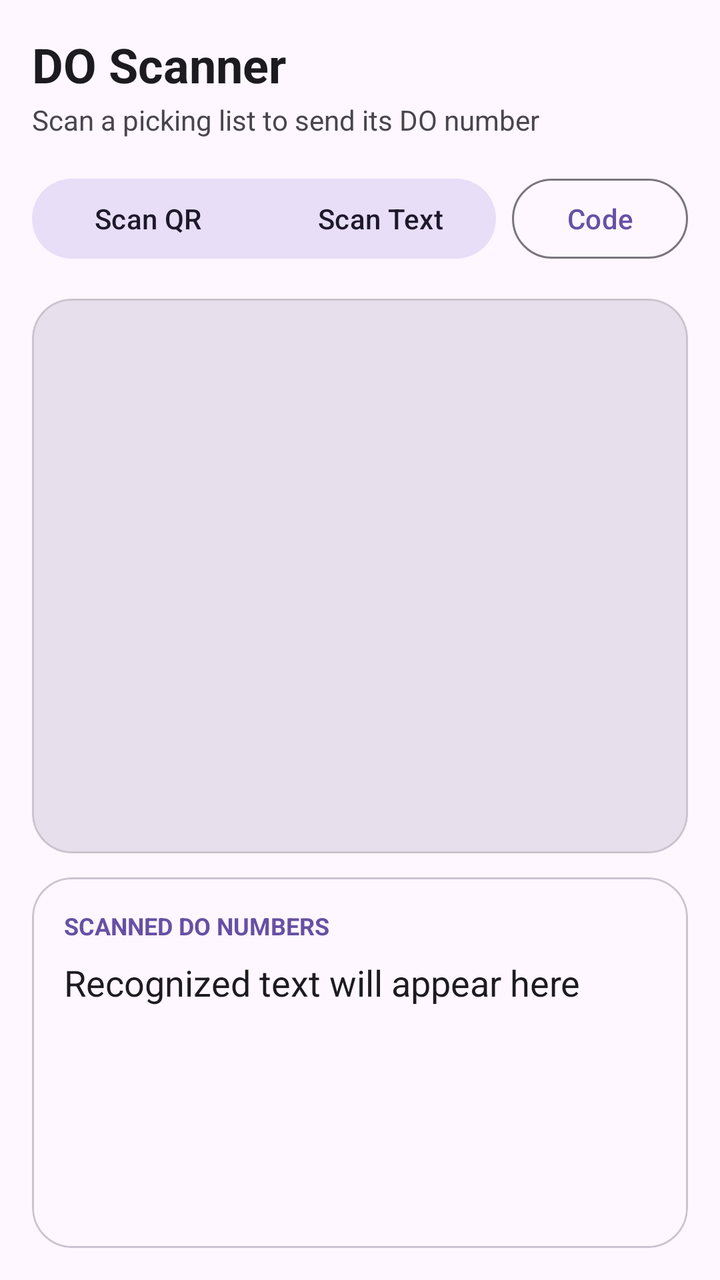
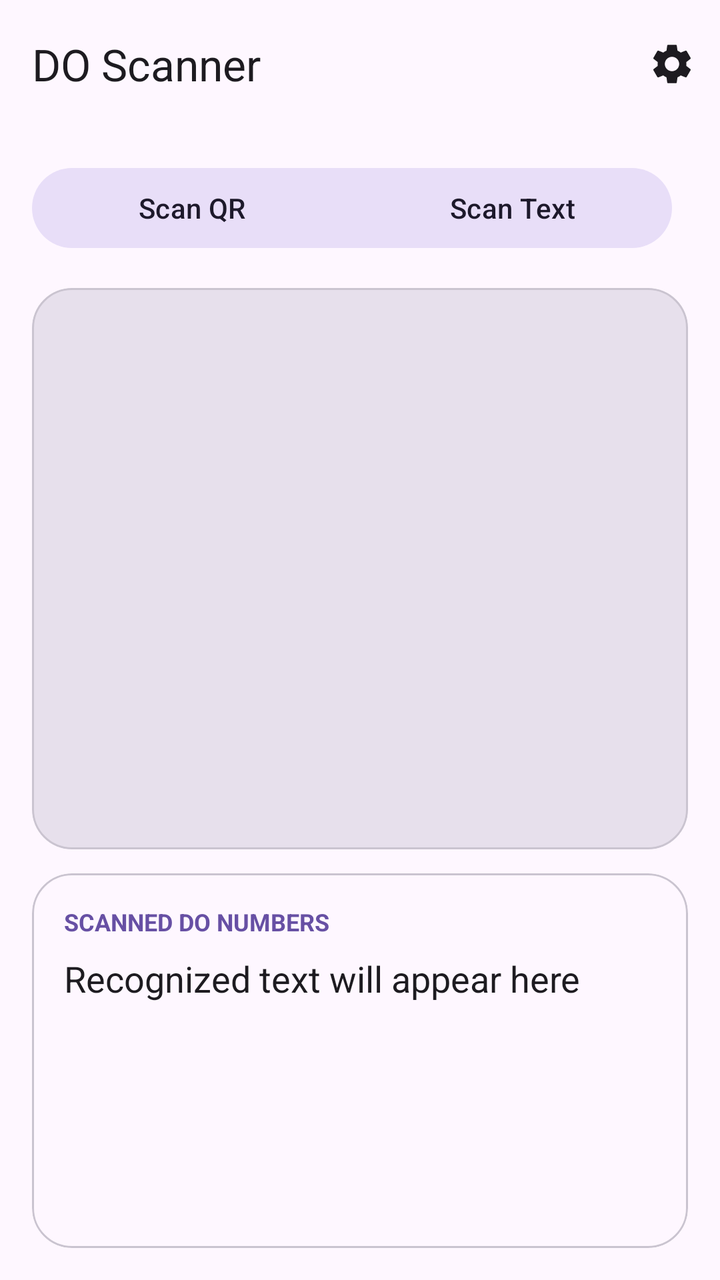

Screens rendered from an Android XML layout before and after an edit, with the pre-edit source and the edit as a unified diff.
<!-- AndroidManifest.xml: application theme Theme.OcrDemo -->
<!-- res/layout/activity_main.xml -->
<?xml version="1.0" encoding="utf-8"?>
<LinearLayout xmlns:android="http://schemas.android.com/apk/res/android"
    xmlns:app="http://schemas.android.com/apk/res-auto"
    android:layout_width="match_parent"
    android:layout_height="match_parent"
    android:background="?attr/colorSurface"
    android:fitsSystemWindows="true"
    android:orientation="vertical"
    android:padding="16dp">

    
    <TextView
        android:layout_width="match_parent"
        android:layout_height="wrap_content"
        android:text="DO Scanner"
        android:textColor="?attr/colorOnSurface"
        android:textSize="24sp"
        android:textStyle="bold" />

    <TextView
        android:layout_width="match_parent"
        android:layout_height="wrap_content"
        android:layout_marginTop="2dp"
        android:text="Scan a picking list to send its DO number"
        android:textColor="?attr/colorOnSurfaceVariant"
        android:textSize="14sp" />

    
    <LinearLayout
        android:layout_width="match_parent"
        android:layout_height="wrap_content"
        android:layout_marginTop="16dp"
        android:orientation="horizontal">

        <com.google.android.material.button.MaterialButtonToggleGroup
            android:id="@+id/toggleCamera"
            android:layout_width="0dp"
            android:layout_height="wrap_content"
            android:layout_marginEnd="8dp"
            android:layout_weight="1"
            app:selectionRequired="false"
            app:singleSelection="true">

            <com.google.android.material.button.MaterialButton
                android:id="@+id/btnCameraQR"
                style="@style/Widget.Material3.Button.TonalButton"
                android:layout_width="0dp"
                android:layout_height="wrap_content"
                android:layout_weight="1"
                android:checkable="true"
                android:maxLines="1"
                android:text="Scan QR"
                android:textColor="@color/btn_toggle_text"
                app:backgroundTint="@color/btn_toggle_bg" />

            <com.google.android.material.button.MaterialButton
                android:id="@+id/btnCameraText"
                style="@style/Widget.Material3.Button.TonalButton"
                android:layout_width="0dp"
                android:layout_height="wrap_content"
                android:layout_weight="1"
                android:checkable="true"
                android:maxLines="1"
                android:text="Scan Text"
                android:textColor="@color/btn_toggle_text"
                app:backgroundTint="@color/btn_toggle_bg" />

            
            
            
            
            
            
            
            
            

        </com.google.android.material.button.MaterialButtonToggleGroup>

        <com.google.android.material.button.MaterialButton
            android:id="@+id/btnCode"
            style="?attr/materialButtonOutlinedStyle"
            android:layout_width="wrap_content"
            android:layout_height="wrap_content"
            android:maxLines="1"
            android:text="Code" />
    </LinearLayout>

    
    <com.google.android.material.card.MaterialCardView
        style="?attr/materialCardViewOutlinedStyle"
        android:layout_width="match_parent"
        android:layout_height="0dp"
        android:layout_marginTop="16dp"
        android:layout_weight="3"
        app:cardCornerRadius="20dp"
        app:cardElevation="0dp">

        <FrameLayout
            android:layout_width="match_parent"
            android:layout_height="match_parent"
            android:background="?attr/colorSurfaceVariant">

            <ImageView
                android:id="@+id/imageView"
                android:layout_width="match_parent"
                android:layout_height="match_parent"
                android:contentDescription="Picked image"
                android:scaleType="fitCenter" />

            <androidx.camera.view.PreviewView
                android:id="@+id/previewView"
                android:layout_width="match_parent"
                android:layout_height="match_parent"
                android:visibility="gone" />
        </FrameLayout>
    </com.google.android.material.card.MaterialCardView>

    
    <com.google.android.material.card.MaterialCardView
        style="?attr/materialCardViewOutlinedStyle"
        android:layout_width="match_parent"
        android:layout_height="0dp"
        android:layout_marginTop="12dp"
        android:layout_weight="2"
        app:cardCornerRadius="20dp"
        app:cardElevation="0dp">

        <LinearLayout
            android:layout_width="match_parent"
            android:layout_height="match_parent"
            android:orientation="vertical"
            android:padding="16dp">

            <TextView
                android:layout_width="wrap_content"
                android:layout_height="wrap_content"
                android:text="SCANNED DO NUMBERS"
                android:textColor="?attr/colorPrimary"
                android:textSize="12sp"
                android:textStyle="bold" />

            <ScrollView
                android:layout_width="match_parent"
                android:layout_height="0dp"
                android:layout_marginTop="8dp"
                android:layout_weight="1">

                <TextView
                    android:id="@+id/tvResult"
                    android:layout_width="match_parent"
                    android:layout_height="wrap_content"
                    android:lineSpacingExtra="4dp"
                    android:text="Recognized text will appear here"
                    android:textColor="?attr/colorOnSurface"
                    android:textIsSelectable="true"
                    android:textSize="18sp" />
            </ScrollView>
        </LinearLayout>
    </com.google.android.material.card.MaterialCardView>
</LinearLayout>
<!-- resources referenced by this layout -->
<resources>
  <style name="Theme.OcrDemo" parent="Base.Theme.OcrDemo" />
  <style name="Base.Theme.OcrDemo" parent="Theme.Material3.DayNight.NoActionBar">
          
          
      </style>
</resources>

<!-- the commit's change to res/layout/activity_main.xml (unified diff, before → after) -->
@@ -5,157 +5,145 @@
     android:layout_height="match_parent"
     android:background="?attr/colorSurface"
     android:fitsSystemWindows="true"
-    android:orientation="vertical"
-    android:padding="16dp">
+    android:orientation="vertical">
 
     
-    <TextView
+    <com.google.android.material.appbar.AppBarLayout
         android:layout_width="match_parent"
         android:layout_height="wrap_content"
-        android:text="DO Scanner"
-        android:textColor="?attr/colorOnSurface"
-        android:textSize="24sp"
-        android:textStyle="bold" />
+        android:background="?attr/colorSurface">
 
-    <TextView
-        android:layout_width="match_parent"
-        android:layout_height="wrap_content"
-        android:layout_marginTop="2dp"
-        android:text="Scan a picking list to send its DO number"
-        android:textColor="?attr/colorOnSurfaceVariant"
-        android:textSize="14sp" />
+        <com.google.android.material.appbar.MaterialToolbar
+            android:id="@+id/topAppBar"
+            android:layout_width="match_parent"
+            android:layout_height="64dp"
+            android:background="?attr/colorSurface"
+            android:theme="@style/ThemeOverlay.Material3.Dark.ActionBar"
+            app:menu="@menu/main_menu"
+            app:title="DO Scanner"
+            app:titleTextColor="?attr/colorOnSurface" />
+    </com.google.android.material.appbar.AppBarLayout>
 
     
     <LinearLayout
         android:layout_width="match_parent"
-        android:layout_height="wrap_content"
-        android:layout_marginTop="16dp"
-        android:orientation="horizontal">
+        android:layout_height="0dp"
+        android:layout_weight="1"
+        android:orientation="vertical"
+        android:padding="16dp">
 
-        <com.google.android.material.button.MaterialButtonToggleGroup
-            android:id="@+id/toggleCamera"
-            android:layout_width="0dp"
+        
+        <LinearLayout
+            android:layout_width="match_parent"
             android:layout_height="wrap_content"
-            android:layout_marginEnd="8dp"
-            android:layout_weight="1"
-            app:selectionRequired="false"
-            app:singleSelection="true">
+            android:orientation="horizontal">
 
-            <com.google.android.material.button.MaterialButton
-                android:id="@+id/btnCameraQR"
-                style="@style/Widget.Material3.Button.TonalButton"
+            <com.google.android.material.button.MaterialButtonToggleGroup
+                android:id="@+id/toggleCamera"
                 android:layout_width="0dp"
                 android:layout_height="wrap_content"
+                android:layout_marginEnd="8dp"
                 android:layout_weight="1"
-                android:checkable="true"
-                android:maxLines="1"
-                android:text="Scan QR"
-                android:textColor="@color/btn_toggle_text"
-                app:backgroundTint="@color/btn_toggle_bg" />
+                app:selectionRequired="false"
+                app:singleSelection="true">
 
-            <com.google.android.material.button.MaterialButton
-                android:id="@+id/btnCameraText"
-                style="@style/Widget.Material3.Button.TonalButton"
-                android:layout_width="0dp"
-                android:layout_height="wrap_content"
-                android:layout_weight="1"
-                android:checkable="true"
-                android:maxLines="1"
-                android:text="Scan Text"
-                android:textColor="@color/btn_toggle_text"
-                app:backgroundTint="@color/btn_toggle_bg" />
+                <com.google.android.material.button.MaterialButton
+                    android:id="@+id/btnCameraQR"
+                    style="@style/Widget.Material3.Button.TonalButton"
+                    android:layout_width="0dp"
+                    android:layout_height="wrap_content"
+                    android:layout_weight="1"
+                    android:checkable="true"
+                    android:maxLines="1"
+                    android:text="Scan QR"
+                    android:textColor="@color/btn_toggle_text"
+                    app:backgroundTint="@color/btn_toggle_bg" />
 
-            
-            
-            
-            
-            
-            
-            
-            
-            
+                <com.google.android.material.button.MaterialButton
+                    android:id="@+id/btnCameraText"
+                    style="@style/Widget.Material3.Button.TonalButton"
+                    android:layout_width="0dp"
+                    android:layout_height="wrap_content"
+                    android:layout_weight="1"
+                    android:checkable="true"
+                    android:maxLines="1"
+                    android:text="Scan Text"
+                    android:textColor="@color/btn_toggle_text"
+                    app:backgroundTint="@color/btn_toggle_bg" />
+            </com.google.android.material.button.MaterialButtonToggleGroup>
+        </LinearLayout>
 
-        </com.google.android.material.button.MaterialButtonToggleGroup>
+        
+        <com.google.android.material.card.MaterialCardView
+            style="?attr/materialCardViewOutlinedStyle"
+            android:layout_width="match_parent"
+            android:layout_height="0dp"
+            android:layout_marginTop="16dp"
+            android:layout_weight="3"
+            app:cardCornerRadius="20dp"
+            app:cardElevation="0dp">
 
-        <com.google.android.material.button.MaterialButton
-            android:id="@+id/btnCode"
-            style="?attr/materialButtonOutlinedStyle"
-            android:layout_width="wrap_content"
-            android:layout_height="wrap_content"
-            android:maxLines="1"
-            android:text="Code" />
-    </LinearLayout>
-
-    
-    <com.google.android.material.card.MaterialCardView
-        style="?attr/materialCardViewOutlinedStyle"
-        android:layout_width="match_parent"
-        android:layout_height="0dp"
-        android:layout_marginTop="16dp"
-        android:layout_weight="3"
-        app:cardCornerRadius="20dp"
-        app:cardElevation="0dp">
-
-        <FrameLayout
-            android:layout_width="match_parent"
-            android:layout_height="match_parent"
-            android:background="?attr/colorSurfaceVariant">
-
-            <ImageView
-                android:id="@+id/imageView"
+            <FrameLayout
                 android:layout_width="match_parent"
                 android:layout_height="match_parent"
-                android:contentDescription="Picked image"
-                android:scaleType="fitCenter" />
+                android:background="?attr/colorSurfaceVariant">
 
-            <androidx.camera.view.PreviewView
-                android:id="@+id/previewView"
+                <ImageView
+                    android:id="@+id/imageView"
+                    android:layout_width="match_parent"
+                    android:layout_height="match_parent"
+                    android:contentDescription="Picked image"
+                    android:scaleType="fitCenter" />
+
+                <androidx.camera.view.PreviewView
+                    android:id="@+id/previewView"
+                    android:layout_width="match_parent"
+                    android:layout_height="match_parent"
+                    android:visibility="gone" />
+            </FrameLayout>
+        </com.google.android.material.card.MaterialCardView>
+
+        
+        <com.google.android.material.card.MaterialCardView
+            style="?attr/materialCardViewOutlinedStyle"
+            android:layout_width="match_parent"
+            android:layout_height="0dp"
+            android:layout_marginTop="12dp"
+            android:layout_weight="2"
+            app:cardCornerRadius="20dp"
+            app:cardElevation="0dp">
+
+            <LinearLayout
                 android:layout_width="match_parent"
                 android:layout_height="match_parent"
-                android:visibility="gone" />
-        </FrameLayout>
-    </com.google.android.material.card.MaterialCardView>
-
-    
-    <com.google.android.material.card.MaterialCardView
-        style="?attr/materialCardViewOutlinedStyle"
-        android:layout_width="match_parent"
-        android:layout_height="0dp"
-        android:layout_marginTop="12dp"
-        android:layout_weight="2"
-        app:cardCornerRadius="20dp"
-        app:cardElevation="0dp">
-
-        <LinearLayout
-            android:layout_width="match_parent"
-            android:layout_height="match_parent"
-            android:orientation="vertical"
-            android:padding="16dp">
-
-            <TextView
-                android:layout_width="wrap_content"
-                android:layout_height="wrap_content"
-                android:text="SCANNED DO NUMBERS"
-                android:textColor="?attr/colorPrimary"
-                android:textSize="12sp"
-                android:textStyle="bold" />
-
-            <ScrollView
-                android:layout_width="match_parent"
-                android:layout_height="0dp"
-                android:layout_marginTop="8dp"
-                android:layout_weight="1">
+                android:orientation="vertical"
+                android:padding="16dp">
 
                 <TextView
-                    android:id="@+id/tvResult"
+                    android:layout_width="wrap_content"
+                    android:layout_height="wrap_content"
+                    android:text="SCANNED DO NUMBERS"
+                    android:textColor="?attr/colorPrimary"
+                    android:textSize="12sp"
+                    android:textStyle="bold" />
+
+                <ScrollView
                     android:layout_width="match_parent"
-                    android:layout_height="wrap_content"
-                    android:lineSpacingExtra="4dp"
-                    android:text="Recognized text will appear here"
-                    android:textColor="?attr/colorOnSurface"
-                    android:textIsSelectable="true"
-                    android:textSize="18sp" />
-            </ScrollView>
-        </LinearLayout>
-    </com.google.android.material.card.MaterialCardView>
+                    android:layout_height="0dp"
+                    android:layout_marginTop="8dp"
+                    android:layout_weight="1">
+
+                    <TextView
+                        android:id="@+id/tvResult"
+                        android:layout_width="match_parent"
+                        android:layout_height="wrap_content"
+                        android:lineSpacingExtra="4dp"
+                        android:text="Recognized text will appear here"
+                        android:textColor="?attr/colorOnSurface"
+                        android:textIsSelectable="true"
+                        android:textSize="18sp" />
+                </ScrollView>
+            </LinearLayout>
+        </com.google.android.material.card.MaterialCardView>
+    </LinearLayout>
 </LinearLayout>
